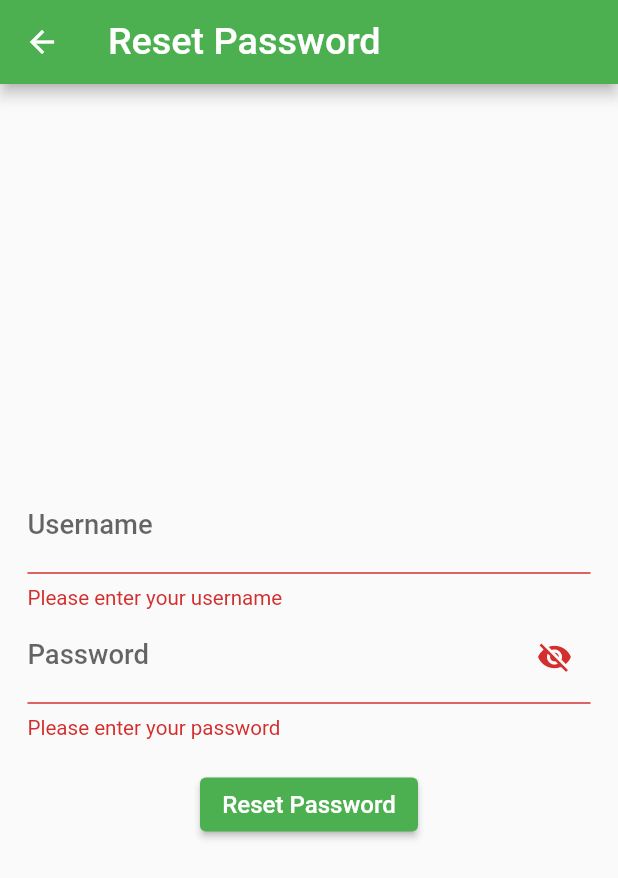
After one commit to Hendi-arch/pbotodo-frontend, a Flutter app: the ForgotPasswordScreen screen opened directly, after a tap on "Reset Password", on a phone screen of 412 x 824 dp. The commit adds this screen. Shown: the top 878 px of the screen. Run offline on Flutter 3.47's test engine with Material 2 defaults, Android fonts, the phone set to English and light mode, and no system bars; drawn by our look-alikes of showcaseview; our stand-ins replace device_info_plus, firebase_analytics, firebase_core, firebase_crashlytics, firebase_messaging, flutter_local_notifications and 2 more; accounts and stored records are empty; generated files the repository leaves out were written again.

Commit message:
added feedback and forgot password feature

```diff
--- /dev/null
+++ b/lib/screens/forgot_password_screen.dart
@@ -0,0 +1,142 @@
+import 'dart:io';
+
+import 'package:flutter/material.dart';
+import 'package:flutter_screenutil/flutter_screenutil.dart';
+import 'package:todo/services/database_service.dart';
+import 'package:todo/shared/functions.dart';
+
+class ForgotPasswordScreen extends StatefulWidget {
+  const ForgotPasswordScreen({super.key});
+
+  @override
+  State<ForgotPasswordScreen> createState() => _ForgotPasswordScreenState();
+}
+
+class _ForgotPasswordScreenState extends State<ForgotPasswordScreen> {
+  final _usernameController = TextEditingController();
+  final _passwordController = TextEditingController();
+  final _formKey = GlobalKey<FormState>();
+  bool _isFetchingData = false;
+  bool _isObscurePassword = true;
+
+  void _showSnackBar(String message) {
+    ScaffoldMessenger.of(context).showSnackBar(
+      SnackBar(content: Text(message)),
+    );
+  }
+
+  void _resetPassword() async {
+    if (_formKey.currentState?.validate() == false) {
+      return;
+    }
+
+    setState(() => _isFetchingData = true);
+    try {
+      await DatabaseService()
+          .forgotPassword(_usernameController.text, _passwordController.text);
+
+      _showSnackBar(
+          'Congratulations! Your password has been successfully reset. You can now log in to your account using your new password.');
+      // ignore: use_build_context_synchronously
+      Navigator.pop(context);
+    } on HttpException catch (e) {
+      debugPrint(e.toString());
+      _showSnackBar(e.message);
+    } catch (e) {
+      debugPrint(e.toString());
+      _showSnackBar('Oops, an error occurred. ${e.toString()}');
+    } finally {
+      if (mounted) {
+        FocusScope.of(context).unfocus();
+        setState(() => _isFetchingData = false);
+      }
+    }
+  }
+
+  @override
+  Widget build(BuildContext context) {
+    return Scaffold(
+      appBar: AppBar(
+        title: const Text('Reset Password'),
+      ),
+      body: Padding(
+        padding: const EdgeInsets.all(16.0).w,
+        child: Form(
+          key: _formKey,
+          child: Column(
+            mainAxisAlignment: MainAxisAlignment.center,
+            children: [
+              TextFormField(
+                controller: _usernameController,
+                decoration: const InputDecoration(
+                  labelText: 'Username',
+                ),
+                validator: (value) {
+                  if (value?.isEmpty ?? true) {
+                    return 'Please enter your username';
+                  }
+                  return null;
+                },
+              ),
+              TextFormField(
+                controller: _passwordController,
+                decoration: InputDecoration(
+                  labelText: 'Password',
+                  suffixIcon: IconButton(
+                    icon: Icon(
+                      _isObscurePassword
+                          ? Icons.visibility_off
+                          : Icons.visibility,
+                    ),
+                    onPressed: () => setState(
+                        () => _isObscurePassword = !_isObscurePassword),
+                  ),
+                ),
+                obscureText: _isObscurePassword,
+                validator: (value) {
+                  if (value?.isEmpty ?? true) {
+                    return 'Please enter your password';
+                  }
+                  if (!hasMinimumLength(value ?? '', 6)) {
+                    return 'Password must have at least 6 characters';
+                  }
+                  if (hasMaximumLength(value ?? '', 255)) {
+                    return 'Password must not exceed 255 characters';
+                  }
+                  if (doesNotContainUppercase(value ?? '')) {
+                    return 'Password must contain at least one uppercase letters';
+                  }
+                  if (!containLowercase(value ?? '')) {
+                    return 'Password must contain at least one lowercase letters';
+                  }
+                  if (!containsDigitAndSymbol(value ?? '')) {
+                    return 'Password must contain at least one digit and one symbol';
+                  }
+                  return null;
+                },
+              ),
+              SizedBox(height: 16.0.h),
+              AnimatedSwitcher(
+                duration: const Duration(milliseconds: 350),
+                transitionBuilder: (child, animation) {
+                  return ScaleTransition(
+                    scale: animation,
+                    alignment: Alignment.center,
+                    filterQuality: FilterQuality.high,
+                    child: child,
+                  );
+                },
+                child: _isFetchingData
+                    ? const CircularProgressIndicator()
+                    : ElevatedButton(
+                        onPressed: _resetPassword,
+                        child: const Text('Reset Password'),
+                      ),
+              ),
+            ],
+          ),
+        ),
+      ),
+    );
+  }
+}
--- a/lib/services/database_service.dart
+++ b/lib/services/database_service.dart
@@ -197,4 +197,27 @@ class DatabaseService {
     debugPrint(response.body);
     return response;
   }
+
+  Future<http.Response> forgotPassword(String username, String password) async {
+    final data = {
+      "password": password,
+      "username": username,
+    };
+    debugPrint(data.toString());
+    final body = json.encode(data);
+    final url = Uri.parse('$baseURL/auth/forgot_password');
+
+    final response = await http.put(
+      url,
+      headers: {"Content-Type": "application/json"},
+      body: body,
+    );
+    if (response.statusCode <= 399) {
+      return response;
+    } else {
+      final responseMap = jsonDecode(response.body);
+      throw HttpException(responseMap['message'] ??
+          'Oops, An error occurred, please try again');
+    }
+  }
 }
--- a/pubspec.yaml
+++ b/pubspec.yaml
@@ -16,7 +16,7 @@ publish_to: 'none' # Remove this line if you wish to publish to pub.dev
 # https://developer.apple.com/library/archive/documentation/General/Reference/InfoPlistKeyReference/Articles/CoreFoundationKeys.html
 # In Windows, build-name is used as the major, minor, and patch parts
 # of the product and file versions while build-number is used as the build suffix.
-version: 1.1.2+2
+version: 1.2.2+3
 
 environment:
   sdk: ^3.0.0
```
Also changed, not shown: lib/screens/auth_screen.dart (+22 -3 lines), lib/screens/feedback_screen.dart (added, +117 -0 lines), lib/screens/home_screen.dart (+21 -4 lines), lib/services/shared_pref_service.dart (+23 -0 lines), pubspec.lock.
